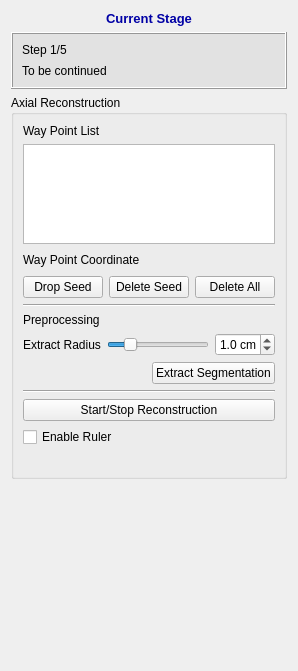
Old version of the form codes/InteractorStyles/QInteractorStyleObliqueViewSeedsPlacer.ui in the repository wuzhuobin/PlaqueQuant.
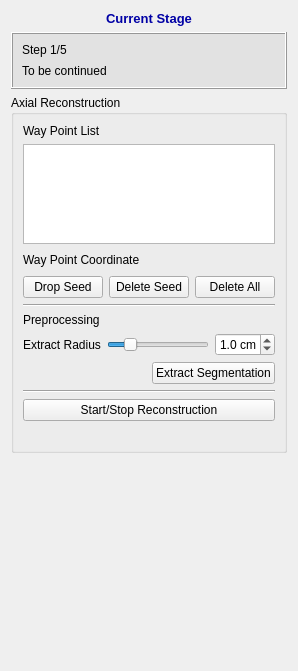
New version of the form.

Diff of the .ui file:
```diff
--- a/codes/InteractorStyles/QInteractorStyleObliqueViewSeedsPlacer.ui
+++ b/codes/InteractorStyles/QInteractorStyleObliqueViewSeedsPlacer.ui
@@ -335,13 +335,6 @@
         </property>
        </widget>
       </item>
-      <item>
-       <widget class="QCheckBox" name="checkBoxEnableRuler">
-        <property name="text">
-         <string>Enable Ruler</string>
-        </property>
-       </widget>
-      </item>
       <item>
        <widget class="QLabel" name="labelReconstructionStatus">
         <property name="styleSheet">
```
Left out of the diff: 2 changed lines with no effect on the pictures.
